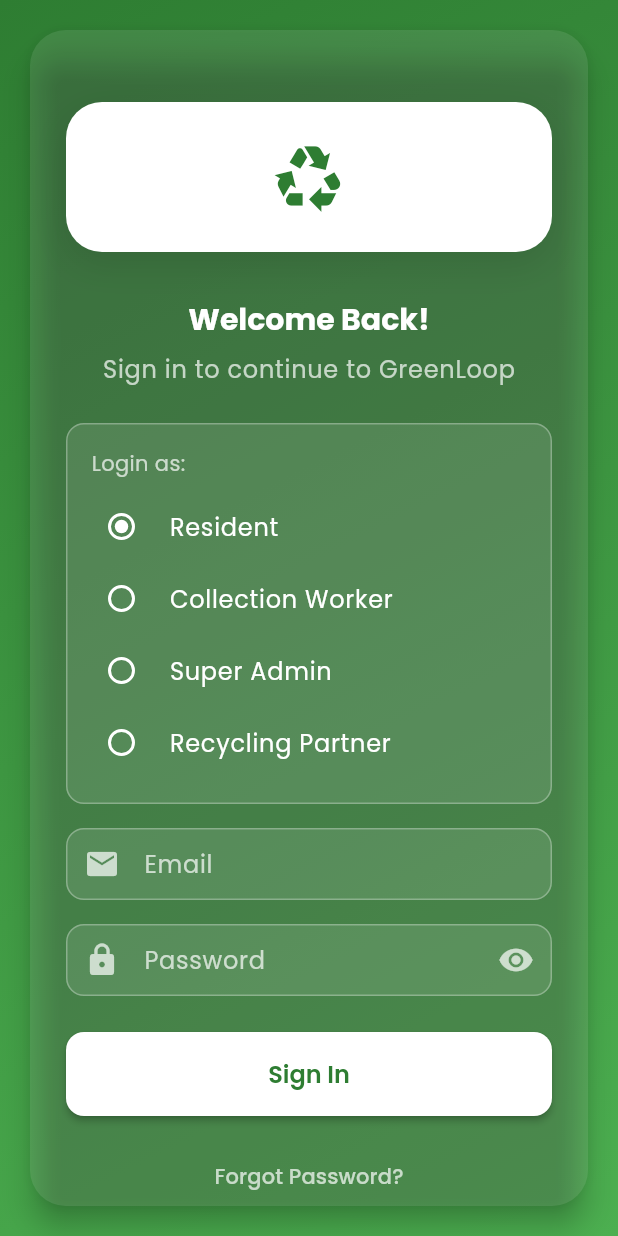
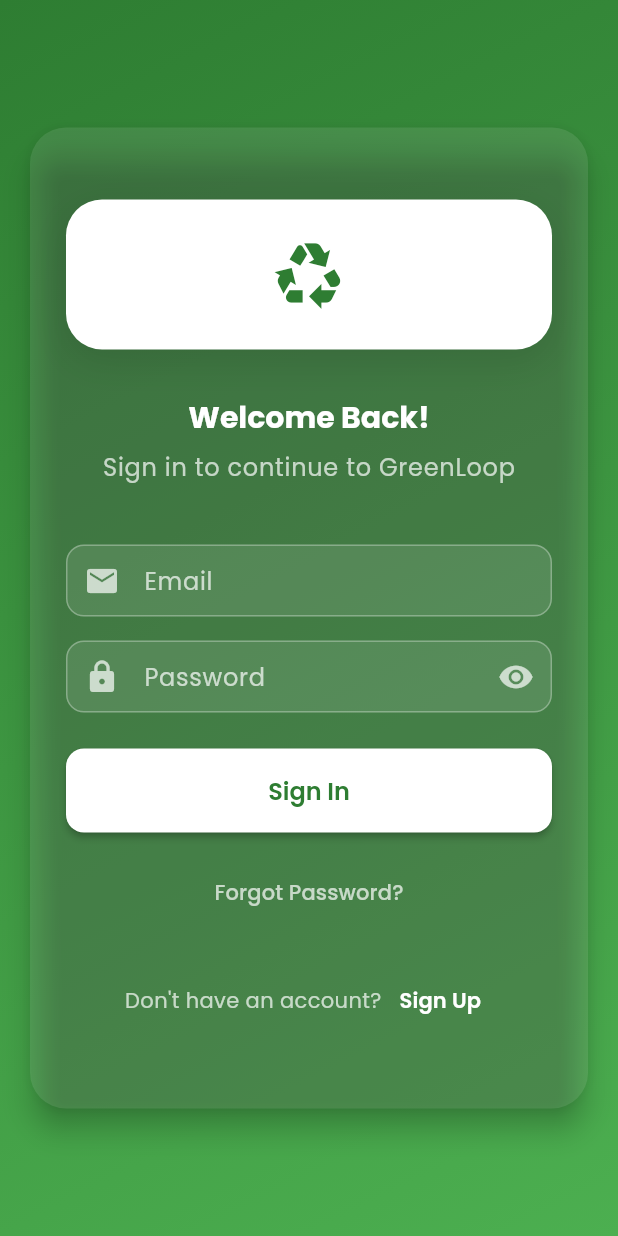
Before and after one commit to ShadaMaitexa/waste_management, a Flutter app: the screen it shows after launch, on a phone screen of 412 x 824 dp. Run offline on Flutter 3.47's test engine with Material 3 defaults, Android fonts, the phone set to English and light mode, and no system bars; our stand-ins replace fl_chart, google_fonts, shared_preferences; accounts and stored records are empty.

Commit message:
feat: Implement initial application structure with authentication (login/registration), routing, and core service providers.

```diff
--- a/lib/main.dart
+++ b/lib/main.dart
@@ -6,7 +6,6 @@
 import 'screens/auth/onboarding_screen.dart';
 import 'screens/auth/registration_screen.dart';
 import 'screens/auth/forgot_password_screen.dart';
-import 'screens/auth/role_selection_screen.dart';
 import 'screens/resident/resident_home_screen.dart';
 import 'screens/resident/book_pickup_screen.dart';
 import 'screens/resident/my_pickups_screen.dart';
@@ -74,7 +73,6 @@
           '/login': (_) => const LoginScreen(),
           '/register': (_) => const RegistrationScreen(),
           '/forgot-password': (_) => const ForgotPasswordScreen(),
-          '/role-selection': (_) => const RoleSelectionScreen(),
 
           // Resident Routes
           '/resident': (_) => const ResidentHomeScreen(),
--- a/lib/screens/auth/login_screen.dart
+++ b/lib/screens/auth/login_screen.dart
@@ -16,7 +16,6 @@
   final _passwordController = TextEditingController();
   bool _isLoading = false;
   bool _obscurePassword = true;
-  UserType _selectedUserType = UserType.resident;
 
   @override
   void dispose() {
@@ -38,12 +37,15 @@
       final success = await authService.login(
         _emailController.text.trim(),
         _passwordController.text,
-        _selectedUserType,
       );
 
       if (success && mounted) {
         // Redirection based on actual role from backend
-        final currentUserType = authService.currentUser?.userType ?? _selectedUserType;
+        final currentUserType = authService.currentUser?.userType;
+        if (currentUserType == null) {
+          _showErrorSnackBar('Unable to determine user role');
+          return;
+        }
         String route;
 
         switch (currentUserType) {
@@ -90,7 +92,7 @@
   }
 
   void _navigateToSignUp() {
-    Navigator.pushNamed(context, '/role-selection');
+    Navigator.pushNamed(context, '/register');
   }
 
   @override
@@ -125,7 +127,6 @@
                           const SizedBox(height: AppTheme.spacingXL),
                           _buildWelcomeText(),
                           const SizedBox(height: AppTheme.spacingL),
-                          _buildUserTypeSelector(),
                           const SizedBox(height: AppTheme.spacingM),
                           _buildLoginForm(),
                           const SizedBox(height: AppTheme.spacingL),
@@ -192,70 +193,6 @@
     );
   }
 
-  Widget _buildUserTypeSelector() {
-    return Container(
-      padding: const EdgeInsets.all(AppTheme.spacingM),
-      decoration: BoxDecoration(
-        color: Colors.white.withOpacity(0.1),
-        borderRadius: BorderRadius.circular(AppTheme.radiusM),
-        border: Border.all(color: Colors.white30),
-      ),
-      child: Column(
-        crossAxisAlignment: CrossAxisAlignment.start,
-        children: [
-          Text(
-            'Login as:',
-            style: TextStyle(
-              color: Colors.white70,
-              fontSize: 14,
-            ),
-          ),
-          const SizedBox(height: AppTheme.spacingS),
-          ...UserType.values.map((type) {
-            return RadioListTile<UserType>(
-              value: type,
-              groupValue: _selectedUserType,
-              onChanged: (value) {
-                setState(() {
-                  _selectedUserType = value!;
-                });
-              },
-              title: Text(
-                _getUserTypeTitle(type),
-                style: const TextStyle(
-                  color: Colors.white,
-                  fontSize: 16,
-                ),
-              ),
-              activeColor: Colors.white,
-              fillColor: MaterialStateProperty.all(Colors.white),
-              visualDensity: VisualDensity.compact,
-              contentPadding: EdgeInsets.zero,
-            );
-          }).toList(),
-          if (_selectedUserType == UserType.admin)
-            Padding(
-              padding: const EdgeInsets.only(top: AppTheme.spacingS),
-              child: Container(
-                padding: const EdgeInsets.all(AppTheme.spacingS),
-                decoration: BoxDecoration(
-                  color: Colors.white.withOpacity(0.1),
-                  borderRadius: BorderRadius.circular(AppTheme.radiusS),
-                ),
-                child: const Text(
-                  'Demo: admin@greenloop.com / admin123',
-                  style: TextStyle(
-                    color: Colors.white,
-                    fontSize: 12,
-                    fontStyle: FontStyle.italic,
-                  ),
-                ),
-              ),
-            ),
-        ],
-      ),
-    );
-  }
 
   Widget _buildLoginForm() {
     return Column(
@@ -391,8 +328,9 @@
   }
 
   Widget _buildSignUpPrompt() {
-    return Row(
-      mainAxisAlignment: MainAxisAlignment.center,
+    return Wrap(
+      alignment: WrapAlignment.center,
+      crossAxisAlignment: WrapCrossAlignment.center,
       children: [
         const Text(
           'Don\'t have an account? ',
@@ -400,6 +338,9 @@
         ),
         TextButton(
           onPressed: _navigateToSignUp,
+          style: TextButton.styleFrom(
+            padding: const EdgeInsets.symmetric(horizontal: AppTheme.spacingS),
+          ),
           child: const Text(
             'Sign Up',
             style: TextStyle(
@@ -412,16 +353,4 @@
     );
   }
 
-  String _getUserTypeTitle(UserType type) {
-    switch (type) {
-      case UserType.resident:
-        return 'Resident';
-      case UserType.worker:
-        return 'Collection Worker';
-      case UserType.admin:
-        return 'Super Admin';
-      case UserType.recycler:
-        return 'Recycling Partner';
-    }
-  }
 }
--- a/lib/services/admin_service.dart
+++ b/lib/services/admin_service.dart
@@ -14,7 +14,6 @@
   Map<String, dynamic> _systemStats = {};
   bool _isLoading = false;
 
-  // Getters
   List<User> get allUsers => List.unmodifiable(_users);
   List<Pickup> get allPickups => List.unmodifiable(_pickups);
   Map<String, dynamic> get systemStats => Map.unmodifiable(_systemStats);
--- a/lib/services/auth_service.dart
+++ b/lib/services/auth_service.dart
@@ -47,7 +47,7 @@
     notifyListeners();
   }
 
-  Future<bool> login(String email, String password, UserType userType) async {
+  Future<bool> login(String email, String password) async {
     _isLoading = true;
     notifyListeners();
 
```
Also changed, not shown: lib/screens/auth/registration_screen.dart (+38 -39 lines), lib/screens/auth/role_selection_screen.dart (deleted, +0 -208 lines).
